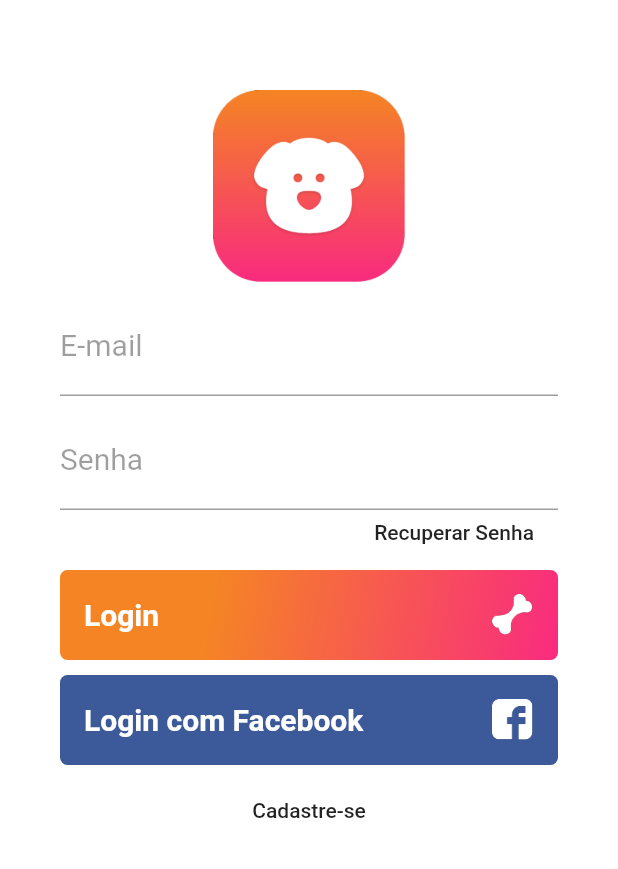
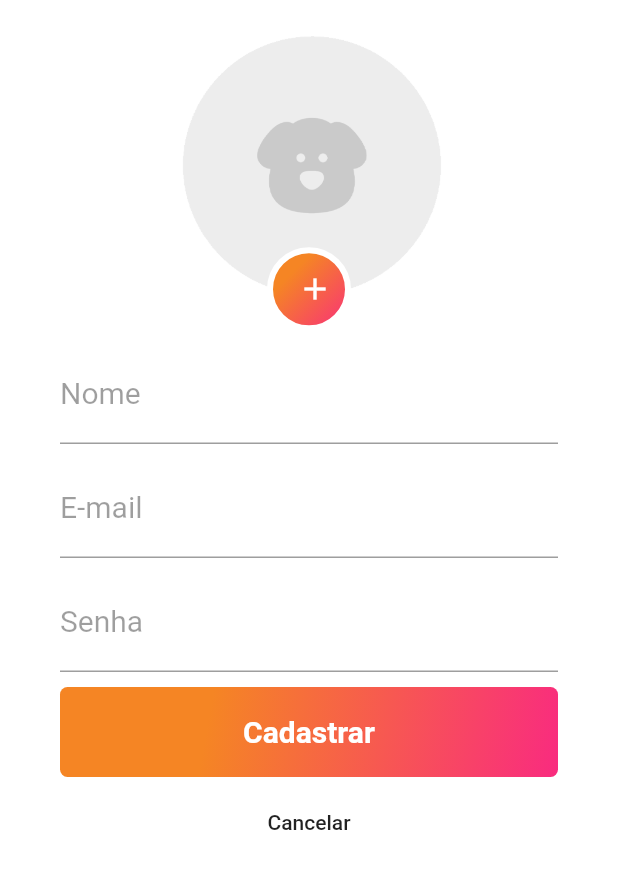
Before and after one commit to VinniciusJesus/flutter_balta-login, a Flutter app: the screen it shows after launch, after a tap on "Cadastre-se", on a phone screen of 412 x 824 dp. Shown: the top 869 px of the screen. Run offline on Flutter 3.47's test engine with Material 2 defaults, Android fonts, the phone set to English and light mode, and no system bars.

Commit message:
Tela de cadastro

```diff
--- a/lib/pages/login.page.dart
+++ b/lib/pages/login.page.dart
@@ -1,5 +1,6 @@
 import 'package:flutter/material.dart';
 import 'package:teladelogin_balta/pages/reset-password.page.dart';
+import 'package:teladelogin_balta/pages/signup.page.dart';
 
 class LoginPage extends StatelessWidget {
   @override
@@ -151,7 +152,12 @@ class LoginPage extends StatelessWidget {
                   "Cadastre-se",
                   textAlign: TextAlign.center,
                 ),
-                onPressed: () {},
+                onPressed: () { Navigator.push(
+                      context,
+                      MaterialPageRoute(
+                        builder: (context) => SignupPage(),
+                      ));
+                },
               ),
             )
           ],
--- /dev/null
+++ b/lib/pages/signup.page.dart
@@ -0,0 +1,162 @@
+import 'package:flutter/material.dart';
+
+class SignupPage extends StatelessWidget {
+  @override
+  Widget build(BuildContext context) {
+    return Scaffold(
+      body: Container(
+        padding: EdgeInsets.only(top: 10, left: 40, right: 40),
+        color: Colors.white,
+        child: ListView(
+          children: <Widget>[
+            Container(
+              width: 200,
+              height: 200,
+              alignment: Alignment(0.0, 1.15),
+              decoration: new BoxDecoration(
+                image: new DecorationImage(
+                  image: AssetImage("assets/profile-picture.png"),
+                  fit: BoxFit.fitHeight,
+                ),
+              ),
+              child: Container(
+                height: 56,
+                width: 56,
+                alignment: Alignment.center,
+                decoration: BoxDecoration(
+                  gradient: LinearGradient(
+                    begin: Alignment.topLeft,
+                    end: Alignment.bottomRight,
+                    stops: [0.3, 1.0],
+                    colors: [
+                      Color(0xFFF58524),
+                      Color(0XFFF92B7F),
+                    ],
+                  ),
+                  border: Border.all(
+                    width: 4.0,
+                    color: const Color(0xFFFFFFFF),
+                  ),
+                  borderRadius: BorderRadius.all(
+                    Radius.circular(56),
+                  ),
+                ),
+                child: SizedBox.expand(
+                  child: FlatButton(
+                    child: Icon(
+                      Icons.add,
+                      color: Colors.white,
+                    ),
+                    onPressed: () {},
+                  ),
+                ),
+              ),
+            ),
+            SizedBox(
+              height: 20,
+            ),
+            TextFormField(
+              // autofocus: true,
+              keyboardType: TextInputType.text,
+              decoration: InputDecoration(
+                labelText: "Nome",
+                labelStyle: TextStyle(
+                  color: Colors.black38,
+                  fontWeight: FontWeight.w400,
+                  fontSize: 20,
+                ),
+              ),
+              style: TextStyle(
+                fontSize: 20,
+              ),
+            ),
+            SizedBox(
+              height: 10,
+            ),
+            TextFormField(
+              // autofocus: true,
+              keyboardType: TextInputType.emailAddress,
+              decoration: InputDecoration(
+                labelText: "E-mail",
+                labelStyle: TextStyle(
+                  color: Colors.black38,
+                  fontWeight: FontWeight.w400,
+                  fontSize: 20,
+                ),
+              ),
+              style: TextStyle(
+                fontSize: 20,
+              ),
+            ),
+            SizedBox(
+              height: 10,
+            ),
+            TextFormField(
+              // autofocus: true,
+              keyboardType: TextInputType.text,
+              obscureText: true,
+              decoration: InputDecoration(
+                labelText: "Senha",
+                labelStyle: TextStyle(
+                  color: Colors.black38,
+                  fontWeight: FontWeight.w400,
+                  fontSize: 20,
+                ),
+              ),
+              style: TextStyle(fontSize: 20),
+            ),
+            SizedBox(
+              height: 10,
+            ),
+            Container(
+              height: 60,
+              alignment: Alignment.centerLeft,
+              decoration: BoxDecoration(
+                gradient: LinearGradient(
+                  begin: Alignment.topLeft,
+                  end: Alignment.bottomRight,
+                  stops: [0.3, 1],
+                  colors: [
+                    Color(0xFFF58524),
+                    Color(0XFFF92B7F),
+                  ],
+                ),
+                borderRadius: BorderRadius.all(
+                  Radius.circular(5),
+                ),
+              ),
+              child: SizedBox.expand(
+                child: FlatButton(
+                  child: Text(
+                    "Cadastrar",
+                    style: TextStyle(
+                      fontWeight: FontWeight.bold,
+                      color: Colors.white,
+                      fontSize: 20,
+                    ),
+                    textAlign: TextAlign.center,
+                  ),
+                  onPressed: () {},
+                ),
+              ),
+            ),
+            SizedBox(
+              height: 10,
+            ),
+            Container(
+              height: 40,
+              alignment: Alignment.center,
+              child: FlatButton(
+                child: Text(
+                  "Cancelar",
+                  textAlign: TextAlign.center,
+                ),
+                onPressed: () => Navigator.pop(context, false),
+              ),
+            ),
+          ],
+        ),
+      ),
+    );
+  }
+}
```
